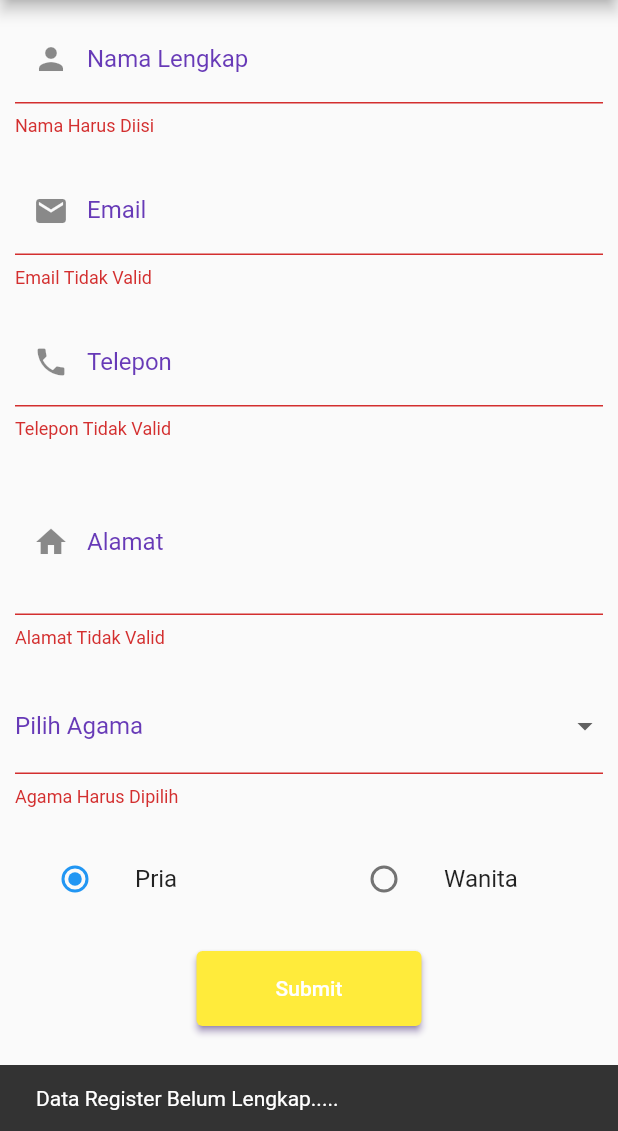
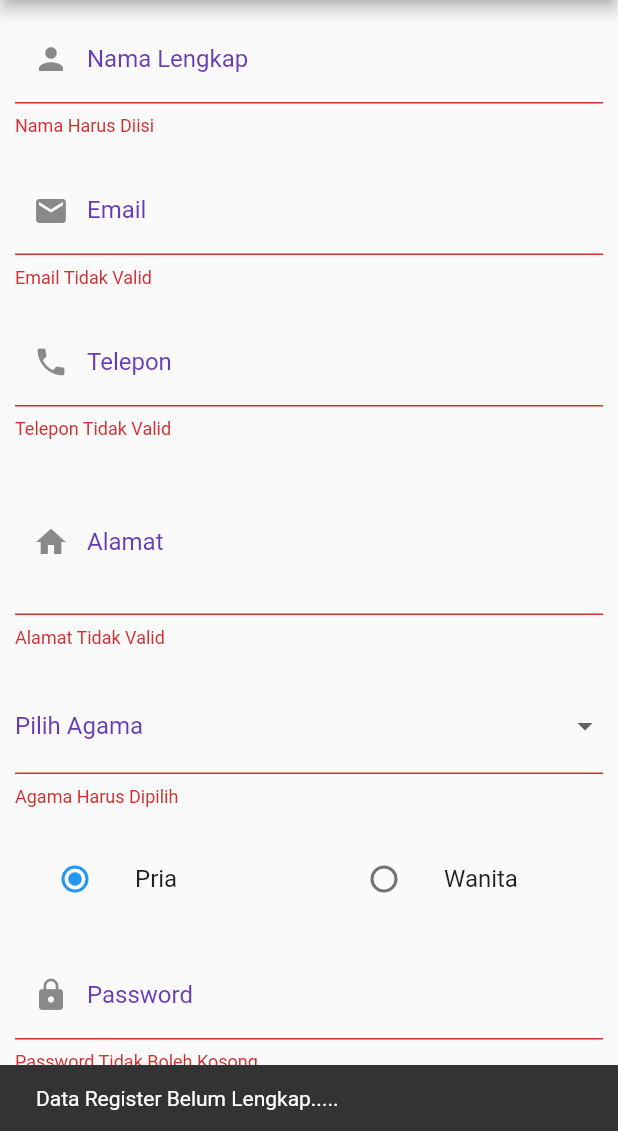
Before and after one commit to yozzylazzy/flutter_validation_passdata_form, a Flutter app: the screen it shows after launch, after a tap on "Submit", on a phone screen of 412 x 824 dp, the part 105-1236 px from its top. Run offline on Flutter 3.47's test engine with Material 2 defaults, Android fonts, the phone set to English and light mode, and no system bars; missing offline and left inert: dart:html.

Commit message:
Update Register Form Validation fixing error

```diff
--- a/lib/register_form.dart
+++ b/lib/register_form.dart
@@ -188,6 +188,32 @@ class _RegisterFormStatefullState extends State<RegisterFormStatefull> {
                     ],
                   ),
                   SizedBox(height: 20,),
+                  TextFormField(
+                    obscureText: true,
+                    autocorrect: false,
+                    //controller: ,
+                    validator: (value){
+                      // if(value == null || value.isEmpty){
+                      //   return 'Mohon Isikan Data Dengan Benar';
+                      // }
+                      // return null;
+                      return (value!.isEmpty?
+                      "Password Tidak Boleh Kosong" : null);
+                    },
+                    decoration: InputDecoration(
+                      labelText: 'Password',
+                      labelStyle: TextStyle(
+                        color: Colors.deepPurple,
+                      ),
+                      prefixIcon: Icon(Icons.lock),
+                      enabledBorder: OutlineInputBorder(
+                        borderRadius: BorderRadius.circular(10),
+                      ),
+                    ),
+                  ),
+                  SizedBox(
+                    height: 20,
+                  ),
                   ElevatedButton(
                     onPressed: (){
                       //memanggil method validate dari keyform dengan currentState (bisa banyak currentCOntext, dll)
```
